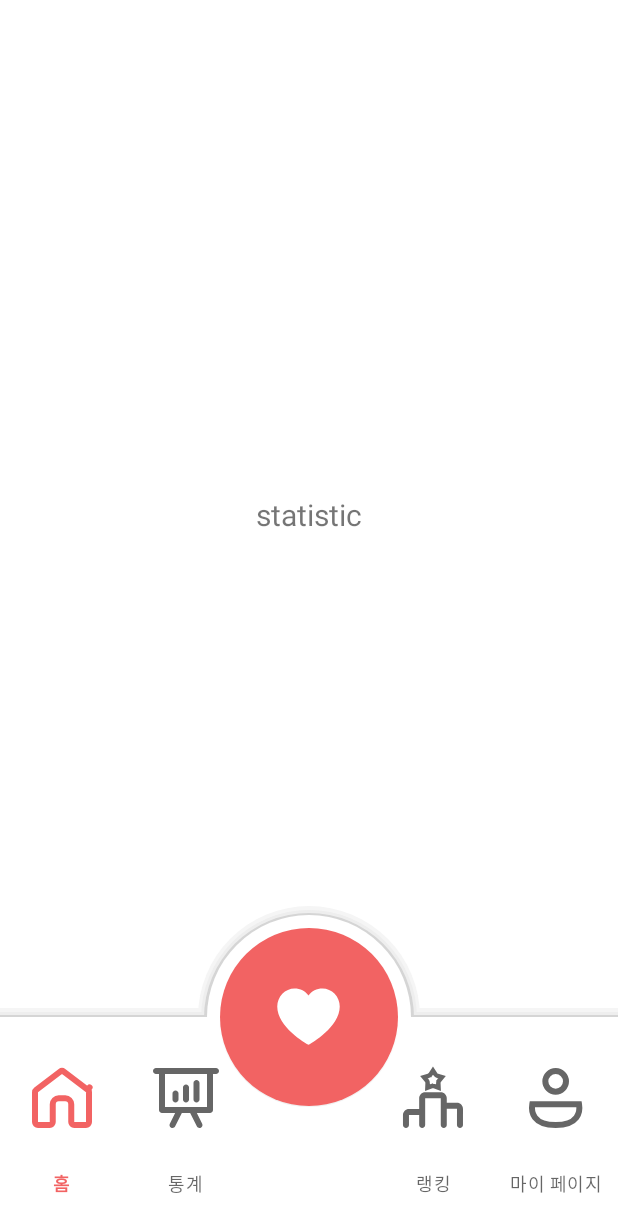
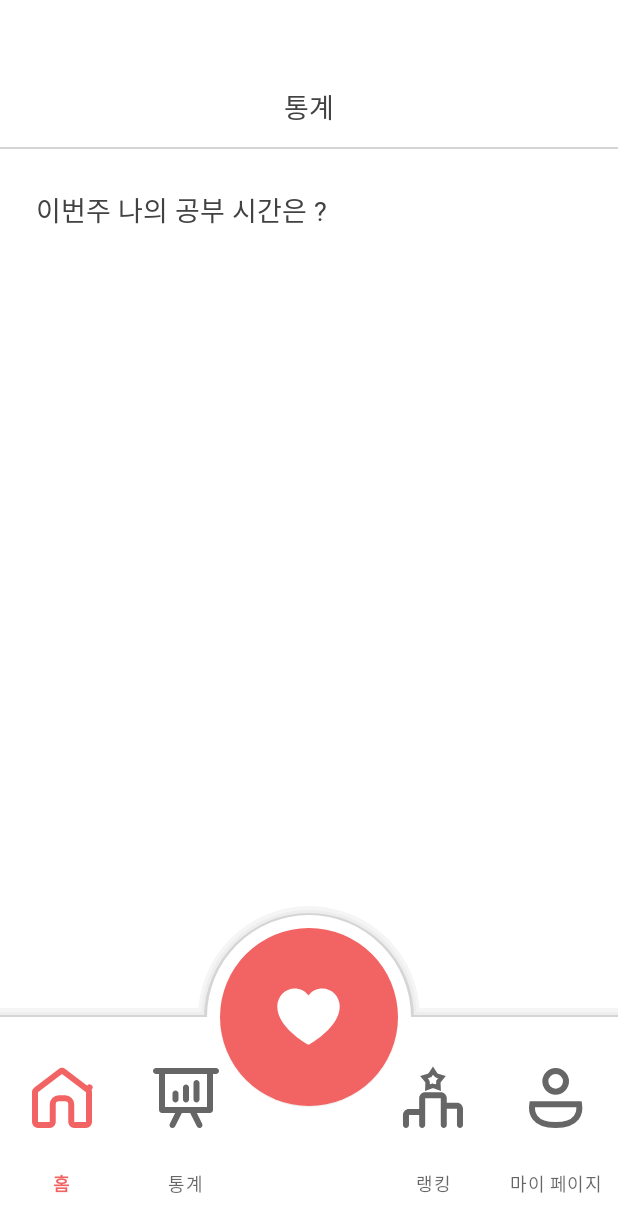
Before and after one commit to bangwoolz/bangwool-frontend-android, an Android app: the fragment StatisticFragment placed in its activity, on a phone screen of 412 x 824 dp. Shown: the top 1232 px of the screen. Run offline under Robolectric (Android 15) with nearby library versions, the phone set to English and light mode, and no system bars; our stand-ins replace navigation-ui.

Commit message:
Feat: make top bar

```diff
--- a/app/src/main/res/layout/fragment_statistic.xml
+++ b/app/src/main/res/layout/fragment_statistic.xml
@@ -6,18 +6,67 @@
     android:layout_height="match_parent"
     tools:context=".ui.statistic.StatisticFragment">
 
-    <TextView
-        android:id="@+id/text_dashboard"
+    <androidx.constraintlayout.widget.ConstraintLayout
+        android:id="@+id/cl_top"
+        android:layout_width="match_parent"
+        android:layout_height="54dp"
+        android:layout_marginTop="44dp"
+        app:layout_constraintStart_toStartOf="parent"
+        app:layout_constraintTop_toTopOf="parent">
+        <TextView
+            android:id="@+id/tv_title"
+            android:layout_width="wrap_content"
+            android:layout_height="wrap_content"
+            android:text="통계"
+            android:textAlignment="center"
+            android:textColor="@color/gray_800"
+            android:textSize="18sp"
+            android:fontFamily="@font/p_medium"
+            app:layout_constraintBottom_toBottomOf="parent"
+            app:layout_constraintEnd_toEndOf="parent"
+            app:layout_constraintStart_toStartOf="parent"
+            app:layout_constraintTop_toTopOf="parent" />
+
+    </androidx.constraintlayout.widget.ConstraintLayout>
+    <View
+        android:id="@+id/line"
+        android:layout_width="match_parent"
+        android:layout_height="1dp"
+        android:background="@color/disabledColor"
+        app:layout_constraintTop_toBottomOf="@id/cl_top"
+        app:layout_constraintStart_toStartOf="parent"
+        app:layout_constraintEnd_toEndOf="parent"
+        app:layout_constraintHorizontal_bias="0.0" />
+    <androidx.constraintlayout.widget.ConstraintLayout
+        android:id="@+id/cl_study_time_layout"
         android:layout_width="match_parent"
         android:layout_height="wrap_content"
-        android:text="statistic"
-        android:layout_marginStart="8dp"
-        android:layout_marginTop="8dp"
-        android:layout_marginEnd="8dp"
-        android:textAlignment="center"
-        android:textSize="20sp"
-        app:layout_constraintBottom_toBottomOf="parent"
-        app:layout_constraintEnd_toEndOf="parent"
         app:layout_constraintStart_toStartOf="parent"
-        app:layout_constraintTop_toTopOf="parent" />
+        app:layout_constraintTop_toBottomOf="@id/cl_top">
+        <TextView
+            android:id="@+id/tv_study_time_title"
+            android:layout_width="wrap_content"
+            android:layout_height="wrap_content"
+            android:text="이번주 나의 공부 시간은 ?"
+            android:paddingTop="28dp"
+            android:paddingLeft="24dp"
+            android:textColor="@color/gray_800"
+            android:textSize="18sp"
+            android:fontFamily="@font/p_medium"
+            app:layout_constraintStart_toStartOf="parent"
+            app:layout_constraintTop_toTopOf="parent" />
+        <LinearLayout
+            android:id="@+id/ll_study_times_table"
+            android:layout_width="match_parent"
+            android:layout_height="wrap_content"
+            android:paddingTop="24dp"
+            android:paddingHorizontal="44dp"
+            android:orientation="horizontal"
+            app:layout_constraintStart_toStartOf="parent"
+            app:layout_constraintTop_toBottomOf="@id/tv_study_time_title">
+
+        </LinearLayout>
+    </androidx.constraintlayout.widget.ConstraintLayout>
+
+
 </androidx.constraintlayout.widget.ConstraintLayout>
```
